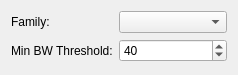
Qt form src/ApriltagSettings.ui (formicidae-tracker/tag-scanner) before a commit.
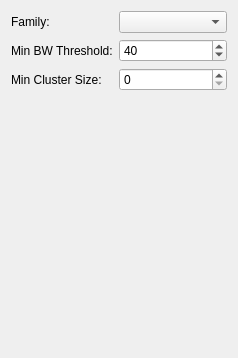
The same form after that commit.

What changed in the file:
```diff
--- a/src/ApriltagSettings.ui
+++ b/src/ApriltagSettings.ui
@@ -7,7 +7,7 @@
     <x>0</x>
     <y>0</y>
     <width>238</width>
-    <height>75</height>
+    <height>358</height>
    </rect>
   </property>
   <property name="windowTitle">
@@ -41,6 +41,16 @@
      </property>
     </widget>
    </item>
+   <item row="2" column="0">
+    <widget class="QLabel" name="label_3">
+     <property name="text">
+      <string>Min Cluster Size:</string>
+     </property>
+    </widget>
+   </item>
+   <item row="2" column="1">
+    <widget class="QSpinBox" name="minCluster"/>
+   </item>
   </layout>
  </widget>
  <resources/>
```
Left out of the diff: 4 changed lines with no effect on the pictures.
